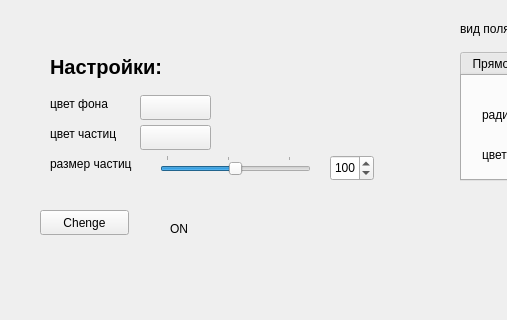
Qt form src/ms_pro/view/mainwindow.ui (difurka/medical_simulator) before a commit; both pictures show x 0 to 507 and y 280 to 600 of the 800 by 600 pixel window.
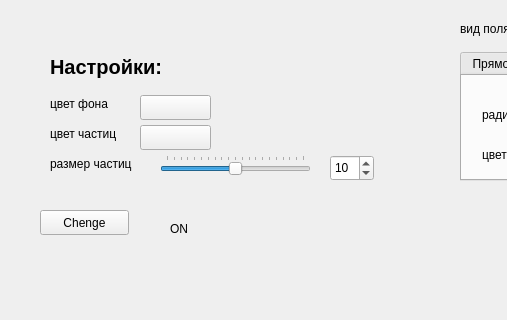
The same form after that commit. The open tabs and pages were chosen to show the change.

The edit to the form file:
```diff
--- a/src/ms_pro/view/mainwindow.ui
+++ b/src/ms_pro/view/mainwindow.ui
@@ -528,13 +528,13 @@
      <number>0</number>
     </property>
     <property name="maximum">
-     <number>200</number>
+     <number>20</number>
     </property>
     <property name="value">
-     <number>100</number>
+     <number>10</number>
     </property>
     <property name="sliderPosition">
-     <number>100</number>
+     <number>10</number>
     </property>
     <property name="orientation">
      <enum>Qt::Horizontal</enum>
@@ -543,7 +543,7 @@
      <enum>QSlider::TicksAbove</enum>
     </property>
     <property name="tickInterval">
-     <number>90</number>
+     <number>1</number>
     </property>
    </widget>
    <widget class="QSpinBox" name="spin_pixel_size">
@@ -556,10 +556,10 @@
      </rect>
     </property>
     <property name="maximum">
-     <number>200</number>
+     <number>20</number>
     </property>
     <property name="value">
-     <number>100</number>
+     <number>10</number>
     </property>
    </widget>
   </widget>
```
Left out of the diff: 2 changed lines with no effect on the pictures.
